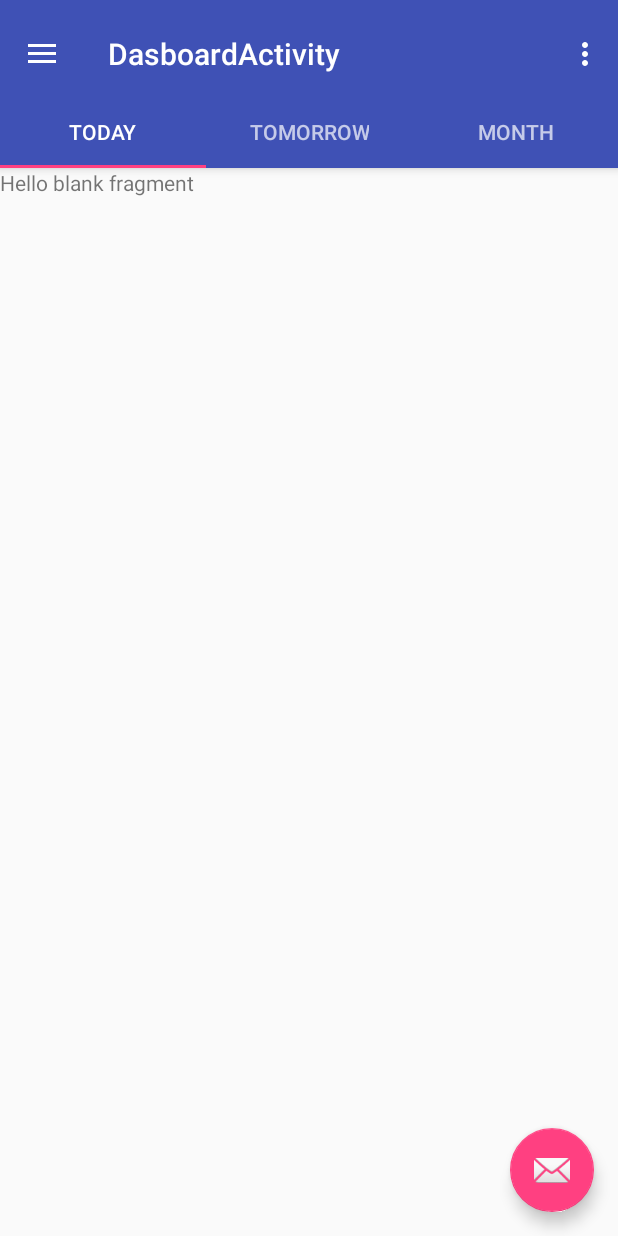
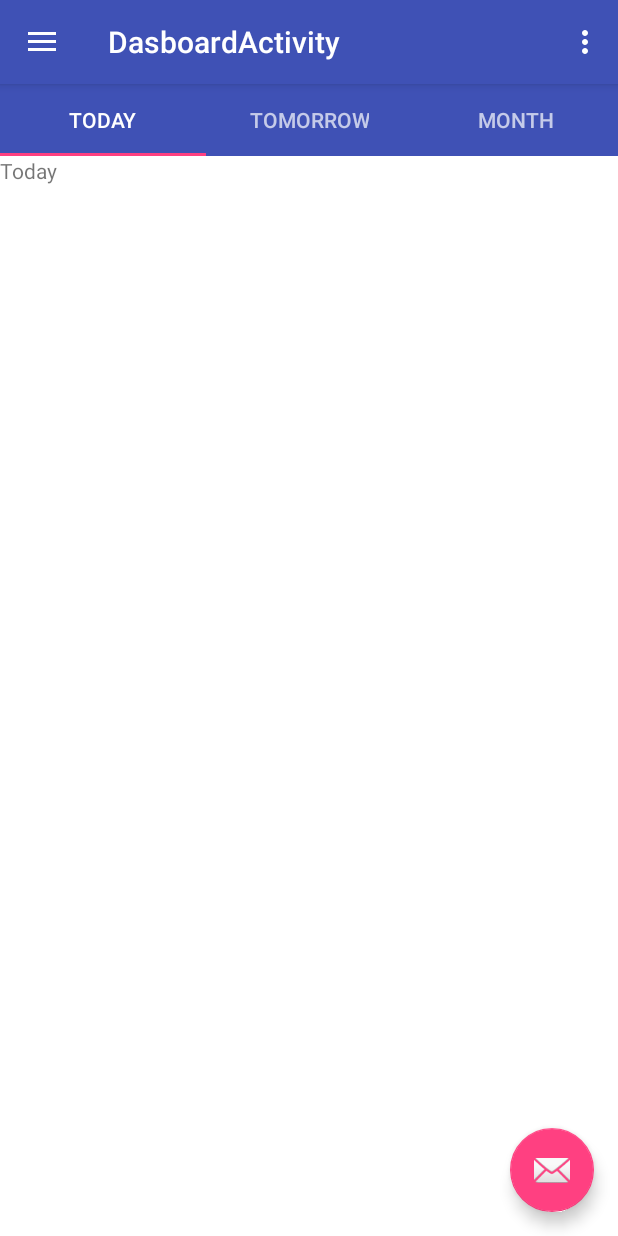
Before and after one commit to 5hirish/android_anti_detention, an Android app: the screen it shows after launch (DasboardActivity before the commit, DashboardActivity after it), after a tap on "Dashboard", on a phone screen of 412 x 824 dp. Run offline under Robolectric (Android 15) with nearby library versions, the phone set to English and light mode, and no system bars; 2 other taps on this screen came first.

Commit message:
Added ViewPager in the DashboardFragment

```diff
--- a/app/src/main/AndroidManifest.xml
+++ b/app/src/main/AndroidManifest.xml
@@ -16,7 +16,7 @@
             </intent-filter>
         </activity>
         <activity
-            android:name=".DasboardActivity"
+            android:name=".DashboardActivity"
             android:label="@string/title_activity_dasboard"
             android:parentActivityName=".MainActivity"
             android:theme="@style/AppTheme.NoActionBar">
--- a/app/src/main/java/com/alleviate/antidetention/DasboardActivity.java
+++ b/app/src/main/java/com/alleviate/antidetention/DashboardActivity.java
@@ -4,6 +4,7 @@ import android.support.design.widget.NavigationView;
 import android.support.design.widget.TabLayout;
 import android.support.design.widget.FloatingActionButton;
 import android.support.design.widget.Snackbar;
+import android.support.v4.app.FragmentTransaction;
 import android.support.v4.view.GravityCompat;
 import android.support.v4.widget.DrawerLayout;
 import android.support.v7.app.ActionBarDrawerToggle;
@@ -23,7 +24,7 @@ import android.view.ViewGroup;
 
 import android.widget.TextView;
 
-public class DasboardActivity extends AppCompatActivity implements NavigationView.OnNavigationItemSelectedListener  {
+public class DashboardActivity extends AppCompatActivity implements NavigationView.OnNavigationItemSelectedListener  {
 
     /**
      * The {@link android.support.v4.view.PagerAdapter} that will provide
@@ -33,12 +34,12 @@ public class DasboardActivity extends AppCompatActivity implements NavigationVie
      * may be best to switch to a
      * {@link android.support.v4.app.FragmentStatePagerAdapter}.
      */
-    private SectionsPagerAdapter mSectionsPagerAdapter;
+
 
     /**
      * The {@link ViewPager} that will host the section contents.
      */
-    private ViewPager mViewPager;
+
 
     @Override
     protected void onCreate(Bundle savedInstanceState) {
@@ -59,15 +60,6 @@ public class DasboardActivity extends AppCompatActivity implements NavigationVie
         NavigationView navigationView = (NavigationView) findViewById(R.id.nav_view);
         navigationView.setNavigationItemSelectedListener(this);
 
-        mSectionsPagerAdapter = new SectionsPagerAdapter(getSupportFragmentManager());
-
-        // Set up the ViewPager with the sections adapter.
-        mViewPager = (ViewPager) findViewById(R.id.container);
-        mViewPager.setAdapter(mSectionsPagerAdapter);
-
-        TabLayout tabLayout = (TabLayout) findViewById(R.id.tabs);
-        tabLayout.setupWithViewPager(mViewPager);
-
         FloatingActionButton fab = (FloatingActionButton) findViewById(R.id.fab);
         fab.setOnClickListener(new View.OnClickListener() {
             @Override
@@ -76,6 +68,12 @@ public class DasboardActivity extends AppCompatActivity implements NavigationVie
                         .setAction("Action", null).show();
             }
         });
+
+        Fragment fragment = new DashboardFragment();
+
+        FragmentTransaction ft = getSupportFragmentManager().beginTransaction();
+        ft.replace(R.id.fragment_container, fragment);
+        ft.commit();
 
     }
 
@@ -118,14 +116,29 @@ public class DasboardActivity extends AppCompatActivity implements NavigationVie
         // Handle navigation view item clicks here.
         int id = item.getItemId();
 
+        String title = "Dashboard";
+        Fragment fragment = null;
+
         if (id == R.id.nav_dashboard) {
-            // Handle the camera action
+
+            fragment = new DashboardFragment();
+
         } else if (id == R.id.nav_schedule) {
+
+            fragment = new ScheduleFragment();
 
         } else if (id == R.id.nav_stats) {
 
+            fragment = new StatsFragment();
+
         } else if (id == R.id.nav_share) {
 
+        }
+
+        if (fragment != null) {
+            FragmentTransaction ft = getSupportFragmentManager().beginTransaction();
+            ft.replace(R.id.fragment_container, fragment);
+            ft.commit();
         }
 
         DrawerLayout drawer = (DrawerLayout) findViewById(R.id.drawer_layout);
--- /dev/null
+++ b/app/src/main/java/com/alleviate/antidetention/DashboardFragment.java
@@ -0,0 +1,48 @@
+package com.alleviate.antidetention;
+
+
+import android.os.Bundle;
+import android.support.annotation.NonNull;
+import android.support.design.widget.NavigationView;
+import android.support.design.widget.TabLayout;
+import android.support.v4.app.Fragment;
+import android.support.v4.view.ViewPager;
+import android.view.LayoutInflater;
+import android.view.MenuItem;
+import android.view.View;
+import android.view.ViewGroup;
+
+
+/**
+ * A simple {@link Fragment} subclass.
+ */
+public class DashboardFragment extends Fragment implements NavigationView.OnNavigationItemSelectedListener{
+
+
+    public DashboardFragment() {
+        // Required empty public constructor
+    }
+
+    @Override
+    public View onCreateView(LayoutInflater inflater, ViewGroup container,
+                             Bundle savedInstanceState) {
+        // Inflate the layout for this fragment
+        View fragment = inflater.inflate(R.layout.fragment_dashboard, container, false);
+
+        SectionsPagerAdapter mSectionsPagerAdapter = new SectionsPagerAdapter(getFragmentManager());
+
+        // Set up the ViewPager with the sections adapter.
+        ViewPager mViewPager = (ViewPager) fragment.findViewById(R.id.container);
+        mViewPager.setAdapter(mSectionsPagerAdapter);
+
+        TabLayout tabLayout = (TabLayout) fragment.findViewById(R.id.tabs);
+        tabLayout.setupWithViewPager(mViewPager);
+
+        return fragment;
+    }
+
+    @Override
+    public boolean onNavigationItemSelected(@NonNull MenuItem item) {
+        return false;
+    }
+}
--- a/app/src/main/java/com/alleviate/antidetention/MainActivity.java
+++ b/app/src/main/java/com/alleviate/antidetention/MainActivity.java
@@ -3,7 +3,6 @@ package com.alleviate.antidetention;
 import android.content.Intent;
 import android.support.v7.app.AppCompatActivity;
 import android.os.Bundle;
-import android.widget.CalendarView;
 
 public class MainActivity extends AppCompatActivity {
 
@@ -12,7 +11,7 @@ public class MainActivity extends AppCompatActivity {
         super.onCreate(savedInstanceState);
         setContentView(R.layout.activity_main);
 
-        Intent in = new Intent(MainActivity.this, DasboardActivity.class);
+        Intent in = new Intent(MainActivity.this, DashboardActivity.class);
         startActivity(in);
         finish();
     }
--- a/app/src/main/res/layout/app_bar_dasboard.xml
+++ b/app/src/main/res/layout/app_bar_dasboard.xml
@@ -6,13 +6,12 @@
     android:layout_width="match_parent"
     android:layout_height="match_parent"
     android:fitsSystemWindows="true"
-    tools:context="com.alleviate.antidetention.DasboardActivity">
+    tools:context="com.alleviate.antidetention.DashboardActivity">
 
     <android.support.design.widget.AppBarLayout
         android:id="@+id/appbar"
         android:layout_width="match_parent"
         android:layout_height="wrap_content"
-        android:paddingTop="@dimen/appbar_padding_top"
         android:theme="@style/AppTheme.AppBarOverlay">
 
         <android.support.v7.widget.Toolbar
@@ -25,18 +24,10 @@
 
         </android.support.v7.widget.Toolbar>
 
-        <android.support.design.widget.TabLayout
-            android:id="@+id/tabs"
-            android:layout_width="match_parent"
-            android:layout_height="wrap_content" />
 
     </android.support.design.widget.AppBarLayout>
 
-    <android.support.v4.view.ViewPager
-        android:id="@+id/container"
-        android:layout_width="match_parent"
-        android:layout_height="match_parent"
-        app:layout_behavior="@string/appbar_scrolling_view_behavior" />
+    <include layout="@layout/content_dashboard"/>
 
     <android.support.design.widget.FloatingActionButton
         android:id="@+id/fab"
--- a/app/src/main/res/layout/content_dashboard.xml
+++ b/app/src/main/res/layout/content_dashboard.xml
@@ -5,12 +5,15 @@
     android:id="@+id/content_main2"
     android:layout_width="match_parent"
     android:layout_height="match_parent"
-    android:paddingBottom="@dimen/activity_vertical_margin"
-    android:paddingLeft="@dimen/activity_horizontal_margin"
-    android:paddingRight="@dimen/activity_horizontal_margin"
-    android:paddingTop="@dimen/activity_vertical_margin"
     app:layout_behavior="@string/appbar_scrolling_view_behavior"
-    tools:context="com.alleviate.antidetention.DasboardActivity"
+    tools:context="com.alleviate.antidetention.DashboardActivity"
     tools:showIn="@layout/app_bar_dasboard">
 
+    <FrameLayout
+        android:layout_width="match_parent"
+        android:layout_height="match_parent"
+        android:id="@+id/fragment_container">
+
+    </FrameLayout>
+
 </RelativeLayout>
--- /dev/null
+++ b/app/src/main/res/layout/fragment_dashboard.xml
@@ -0,0 +1,26 @@
+<android.support.design.widget.AppBarLayout
+    xmlns:android="http://schemas.android.com/apk/res/android"
+    xmlns:tools="http://schemas.android.com/tools"
+    xmlns:app="http://schemas.android.com/apk/res-auto"
+    android:id="@+id/appbar"
+    android:layout_width="match_parent"
+    android:layout_height="match_parent"
+    android:theme="@style/AppTheme.AppBarOverlay"
+    tools:context="com.alleviate.antidetention.DashboardFragment">
+
+    <android.support.design.widget.TabLayout
+        android:id="@+id/tabs"
+        android:layout_width="match_parent"
+        android:layout_height="wrap_content"
+        app:tabMode="fixed"
+        app:tabGravity="fill"
+        app:theme="@style/ThemeOverlay.AppCompat.Dark.ActionBar"/>
+
+    <android.support.v4.view.ViewPager
+        android:id="@+id/container"
+        android:layout_width="match_parent"
+        android:layout_height="match_parent"
+        android:background="@android:color/white"
+        app:layout_behavior="@string/appbar_scrolling_view_behavior" />
+
+</android.support.design.widget.AppBarLayout>
--- a/app/src/main/res/layout/fragment_today.xml
+++ b/app/src/main/res/layout/fragment_today.xml
@@ -8,6 +8,6 @@
     <TextView
         android:layout_width="match_parent"
         android:layout_height="match_parent"
-        android:text="@string/hello_blank_fragment" />
+        android:text="Today" />
 
 </FrameLayout>
--- a/app/src/main/res/layout/fragment_tomorrow.xml
+++ b/app/src/main/res/layout/fragment_tomorrow.xml
@@ -8,6 +8,6 @@
     <TextView
         android:layout_width="match_parent"
         android:layout_height="match_parent"
-        android:text="@string/hello_blank_fragment" />
+        android:text="Tomorrow" />
 
 </FrameLayout>
--- a/app/src/main/res/menu/menu_dasboard.xml
+++ b/app/src/main/res/menu/menu_dasboard.xml
@@ -1,7 +1,7 @@
 <menu xmlns:android="http://schemas.android.com/apk/res/android"
     xmlns:app="http://schemas.android.com/apk/res-auto"
     xmlns:tools="http://schemas.android.com/tools"
-    tools:context="com.alleviate.antidetention.DasboardActivity">
+    tools:context="com.alleviate.antidetention.DashboardActivity">
     <item
         android:id="@+id/action_settings"
         android:orderInCategory="100"
```
Also changed, not shown: app/src/main/java/com/alleviate/antidetention/ScheduleFragment.java (added, +29 -0 lines), app/src/main/java/com/alleviate/antidetention/StatsFragment.java (added, +29 -0 lines), app/src/main/res/layout/fragment_dasboard.xml (deleted, +0 -16 lines), app/src/main/res/layout/fragment_schedule.xml (added, +13 -0 lines), app/src/main/res/layout/fragment_stats.xml (added, +13 -0 lines).
